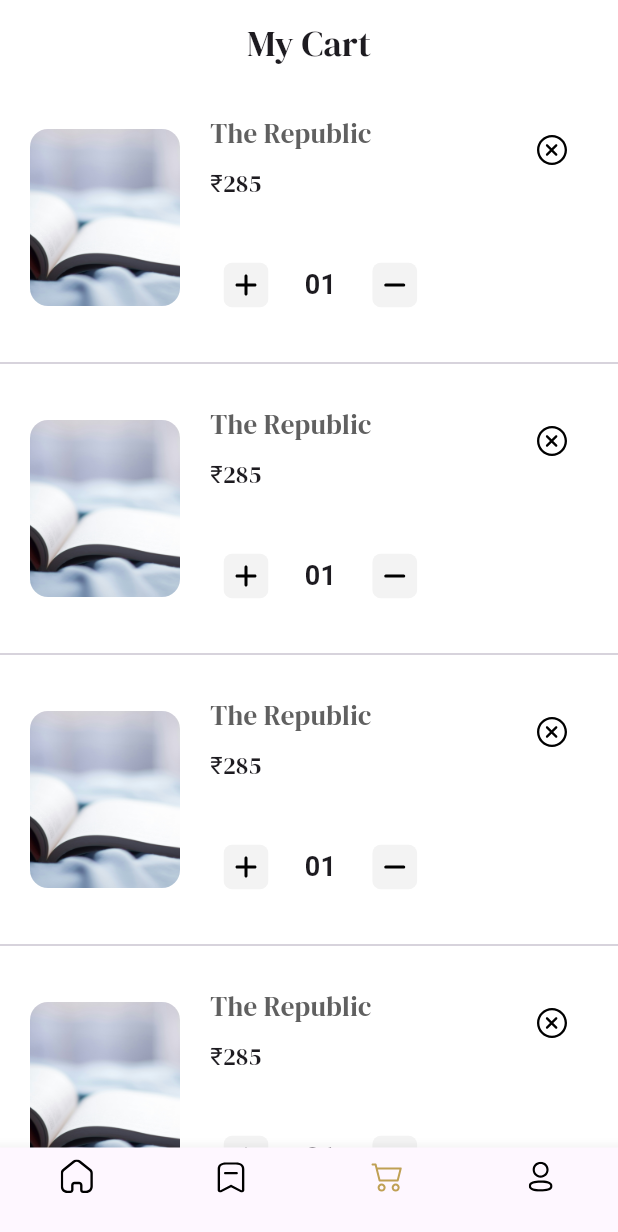
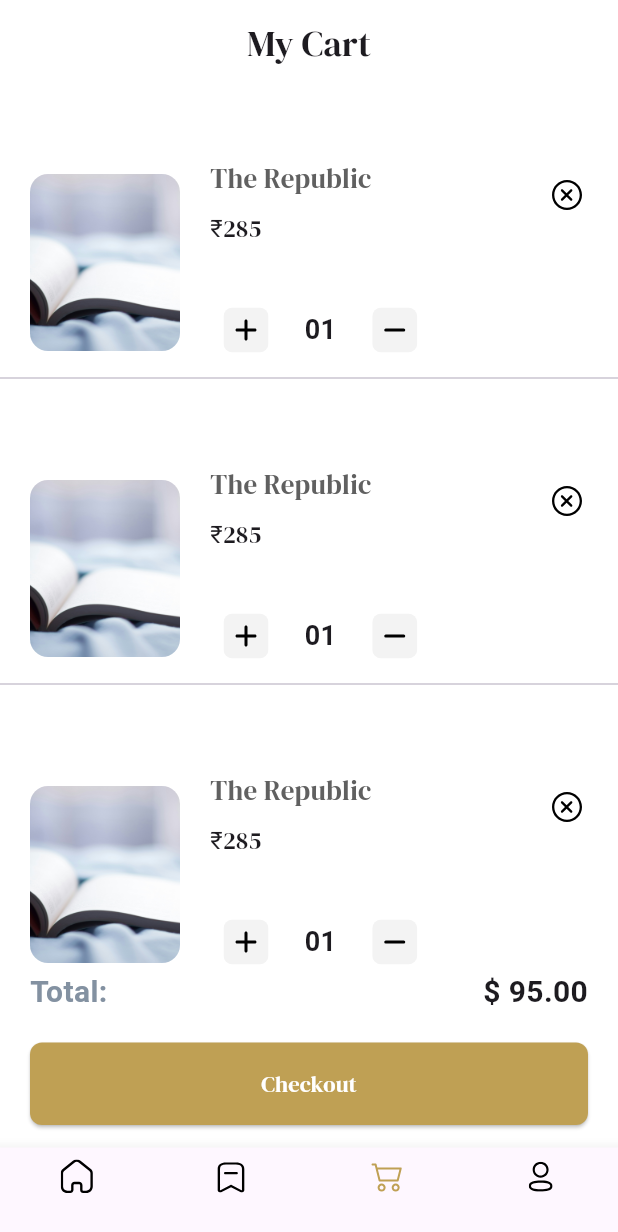
Before and after one commit to KingNarmar/bookia, a Flutter app: the screen it shows after launch, item 3 of the bottom bar chosen, on a phone screen of 412 x 824 dp. Shown: the top 1232 px of the screen. Run offline on Flutter 3.47's test engine with Material 3 defaults, Android fonts, the phone set to English and light mode, and no system bars; our stand-ins replace carousel_slider, dio, flutter_bloc, flutter_svg, gap, go_router and 5 more; network calls fail; Roboto replaces fonts that are missing (Nunito Sans).

Commit message:
Cart screen Bottom nav bar UI Done

```diff
--- a/lib/features/cart/presentation/screens/cart_screen.dart
+++ b/lib/features/cart/presentation/screens/cart_screen.dart
@@ -1,6 +1,9 @@
+import 'package:bookia/core/styles/app_colors.dart';
 import 'package:bookia/core/styles/text_styles.dart';
+import 'package:bookia/core/widgets/main_button.dart';
 import 'package:bookia/features/cart/presentation/widgets/cart_tile.dart';
 import 'package:flutter/material.dart';
+import 'package:gap/gap.dart';
 
 class CartScreen extends StatelessWidget {
   const CartScreen({super.key});
@@ -17,6 +20,38 @@ class CartScreen extends StatelessWidget {
         separatorBuilder: (context, index) => Divider(),
         itemCount: 6,
       ),
+      bottomNavigationBar: Padding(
+        padding: const EdgeInsets.only(left: 20, right: 20, bottom: 15),
+        child: Column(
+          mainAxisSize: MainAxisSize.min,
+          children: [
+            Row(
+              mainAxisAlignment: MainAxisAlignment.spaceBetween,
+              children: [
+                Text(
+                  "Total:",
+                  style: TextStyle(
+                    fontFamily: "Nunito Sans",
+                    fontSize: 20,
+                    fontWeight: FontWeight.w700,
+                    color: AppColors.grayColor,
+                  ),
+                ),
+                Text(
+                  "\$ 95.00",
+                  style: TextStyle(
+                    fontFamily: "Nunito Sans",
+                    fontSize: 20,
+                    fontWeight: FontWeight.w700,
+                  ),
+                ),
+              ],
+            ),
+            Gap(19),
+            MainButton(text: "Checkout", onPressed: () {}),
+          ],
+        ),
+      ),
     );
   }
 }
--- a/lib/features/cart/presentation/widgets/cart_tile.dart
+++ b/lib/features/cart/presentation/widgets/cart_tile.dart
@@ -6,15 +6,13 @@ import 'package:flutter_svg/flutter_svg.dart';
 import 'package:gap/gap.dart';
 
 class CartTile extends StatelessWidget {
-  const CartTile({
-    super.key,
-  });
+  const CartTile({super.key});
 
   @override
   Widget build(BuildContext context) {
-    return Padding(
-      padding: EdgeInsets.all(20),
-      child: IntrinsicHeight(
+    return IntrinsicHeight(
+      child: Padding(
+        padding: const EdgeInsets.only(left: 20, right: 10, top: 50),
         child: Row(
           crossAxisAlignment: CrossAxisAlignment.start,
 
@@ -38,9 +36,7 @@ class CartTile extends StatelessWidget {
                 children: [
                   Text(
                     "The Republic",
-                    style: TextStyles.w400s18.copyWith(
-                      color: AppColors.black3,
-                    ),
+                    style: TextStyles.w400s18.copyWith(color: AppColors.black3),
                   ),
                   Gap(9),
                   Text("₹285", style: TextStyles.w400s16),
```
